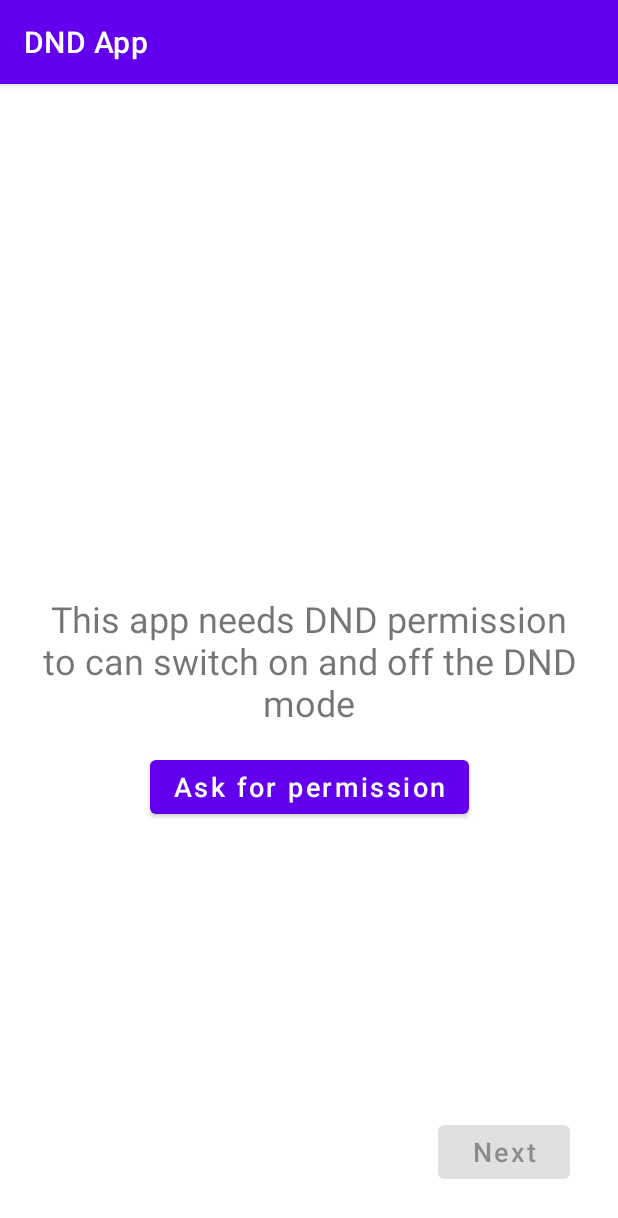
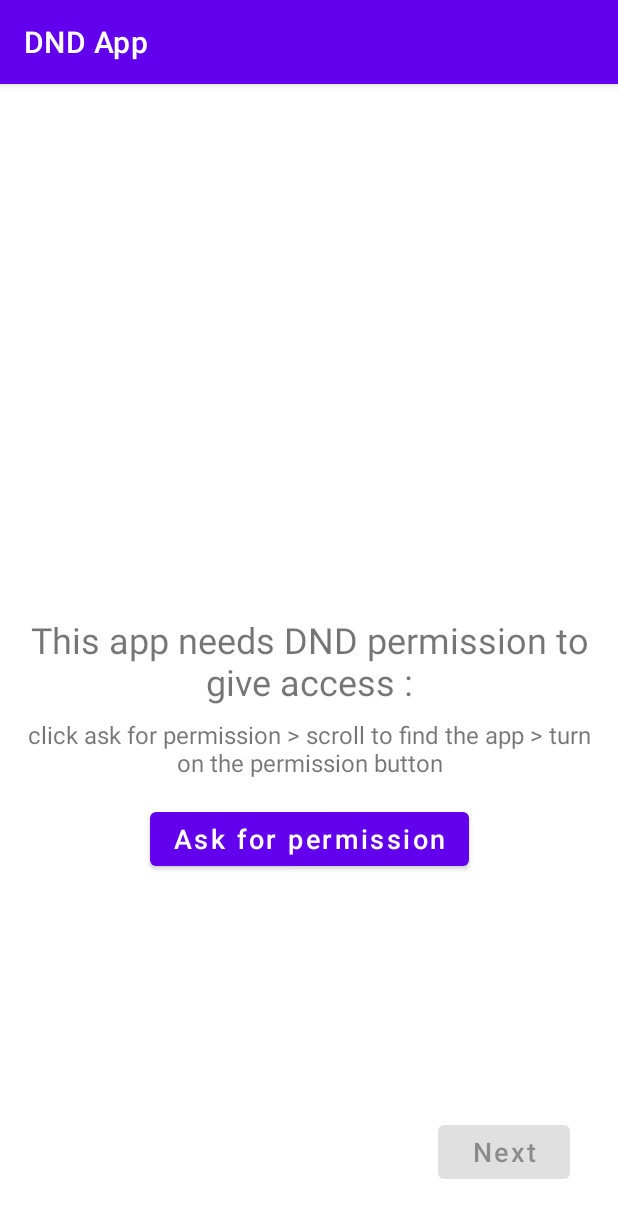
Before and after one commit to Ahmed-P-Mostafa/Do-Not-Disturb-App, an Android app: the DNDPermissionActivity screen opened directly, with no data from a screen before it, on a phone screen of 412 x 824 dp. Shown: the top 1218 px of the screen. Run offline under Robolectric (Android 15) with nearby library versions, the light colour scheme and no system bars; our stand-ins replace data binding.

Commit message:
fixing activityNotFoundException

```diff
--- a/app/src/main/java/com/polotika/dndapp/MainViewModel.kt
+++ b/app/src/main/java/com/polotika/dndapp/MainViewModel.kt
@@ -127,7 +127,6 @@ class MainViewModel @Inject constructor(@ApplicationContext private val applicat
             Log.d(TAG, "checkForDeviceManufacture: try")
             val intent = Intent(Settings.ACTION_APPLICATION_DETAILS_SETTINGS)
             val manufacturer = Build.MANUFACTURER
-            Build.MANUFACTURER
             if ("xiaomi".equals(manufacturer, ignoreCase = true)) {
                 intent.component = ComponentName(
                     "com.miui.securitycenter",
@@ -154,7 +153,10 @@ class MainViewModel @Inject constructor(@ApplicationContext private val applicat
                     "com.huawei.systemmanager.optimize.process.ProtectActivity"
                 )
             }else{
+                intent.addCategory(Intent.CATEGORY_DEFAULT)
                 intent.setData(Uri.parse("package:${applicationContext.packageName}"))
+                intent.addFlags(Intent.FLAG_ACTIVITY_EXCLUDE_FROM_RECENTS)
+                intent.addFlags(Intent.FLAG_ACTIVITY_NO_HISTORY)
 
             }
             val list =
--- a/app/src/main/res/layout/activity_dndpermission.xml
+++ b/app/src/main/res/layout/activity_dndpermission.xml
@@ -14,7 +14,7 @@
         android:padding="16dp">
 
         <TextView
-            android:id="@+id/text"
+            android:id="@+id/header_text"
             android:layout_width="wrap_content"
             android:layout_height="wrap_content"
             app:layout_constraintStart_toStartOf="parent"
@@ -25,13 +25,25 @@
             android:gravity="center"
             android:textSize="24sp"/>
 
+        <TextView
+            android:id="@+id/instructions_text"
+            android:layout_width="wrap_content"
+            android:layout_height="wrap_content"
+            app:layout_constraintTop_toBottomOf="@id/header_text"
+            app:layout_constraintStart_toStartOf="parent"
+            app:layout_constraintEnd_toEndOf="parent"
+            android:layout_marginTop="8dp"
+            android:textSize="16sp"
+            android:text="@string/permission_instructions"
+            android:gravity="center"/>
+
         <Button
             android:id="@+id/askPermission_btn"
             android:layout_width="wrap_content"
             android:layout_height="wrap_content"
             app:layout_constraintStart_toStartOf="parent"
             app:layout_constraintEnd_toEndOf="parent"
-            app:layout_constraintTop_toBottomOf="@id/text"
+            app:layout_constraintTop_toBottomOf="@id/instructions_text"
 
             android:layout_marginTop="16dp"
             android:textAllCaps="false"
--- a/app/src/main/res/values/strings.xml
+++ b/app/src/main/res/values/strings.xml
@@ -1,7 +1,8 @@
 <resources>
     <string name="app_name">DND App</string>
     <string name="ask_for_permission">Ask for permission</string>
-    <string name="permission_letter">This app needs DND permission to can switch on and off the DND mode</string>
+    <string name="permission_letter">This app needs DND permission to give access :</string>
+    <string name="permission_instructions">click ask for permission > scroll to find the app > turn on the permission button</string>
     <string name="next">Next</string>
     <string name="stop">Stop</string>
     <string name="start">Start</string>
--- a/build.gradle
+++ b/build.gradle
@@ -9,6 +9,8 @@ buildscript {
         classpath 'com.android.tools.build:gradle:7.0.0-alpha08'
         classpath "org.jetbrains.kotlin:kotlin-gradle-plugin:$kotlin_version"
         classpath 'com.google.dagger:hilt-android-gradle-plugin:2.38.1'
+        classpath 'com.google.gms:google-services:4.3.10'
+        classpath 'com.google.firebase:firebase-crashlytics-gradle:2.8.0'
 
 
         // NOTE: Do not place your application dependencies here; they belong
```
Also changed, not shown: app/build.gradle (+8 -0 lines), app/src/main/java/com/polotika/dndapp/MainActivity.kt (+25 -1 lines), 1 other file.
